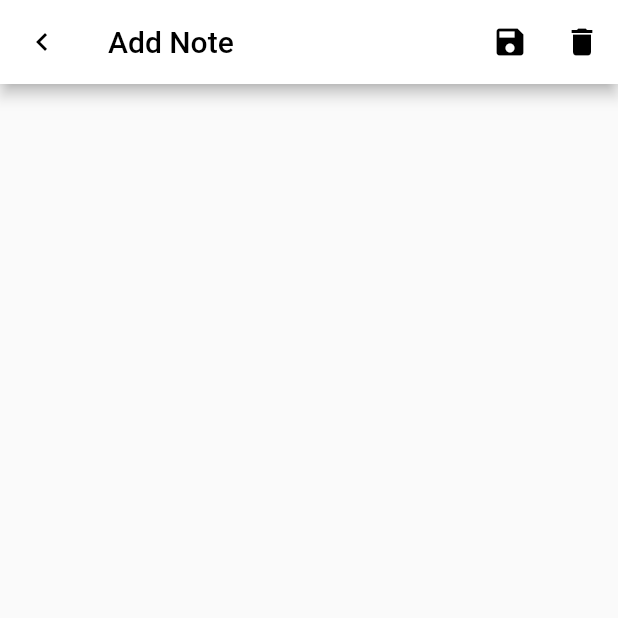
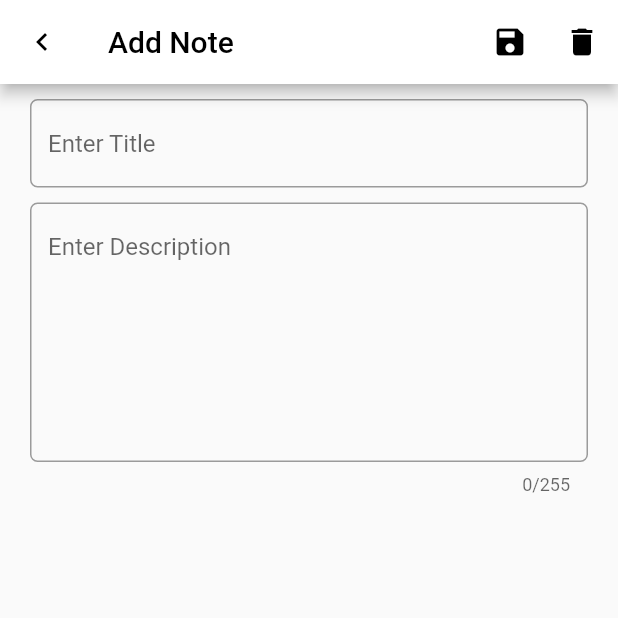
Before and after one commit to maoja37/note_keeper_moor, a Flutter app: the screen it shows after launch, after a tap on the "add" icon, on a phone screen of 412 x 824 dp, the top half of it. Run offline on Flutter 3.47's test engine with Material 2 defaults, Android fonts, the phone set to English and light mode, and no system bars; our stand-ins replace drift; accounts and stored records are empty; generated files the repository leaves out were written again.

Commit message:
new changes

```diff
--- a/lib/database/database.dart
+++ b/lib/database/database.dart
@@ -36,5 +36,7 @@ class AppDatabase  extends _$AppDatabase {
 
   Future<List<NoteData>> getNoteList()  async =>  await select(note).get();
 
+  Future<int> insertNote(NoteCompanion noteCompanion) async => await into(note).insert(noteCompanion);
+
 
 }
--- a/lib/screens/note_detail_page.dart
+++ b/lib/screens/note_detail_page.dart
@@ -1,6 +1,7 @@
 import 'package:flutter/material.dart';
 import 'package:note_keeper_moor/database/database.dart';
 import 'package:provider/provider.dart';
+import 'package:drift/drift.dart' as dr;
 
 class NoteDetailPage extends StatefulWidget {
   final String title;
@@ -33,6 +34,36 @@ class _NoteDetailPageState extends State<NoteDetailPage> {
     database = Provider.of<AppDatabase>(context);
     return Scaffold(
       appBar: _getDetailAppBar(widget.title),
+      body: Container(
+        padding: const EdgeInsets.symmetric(horizontal: 20.0, vertical: 10.0),
+        child: Column(children: [
+          TextFormField(
+            controller: titleEditingController,
+            decoration: InputDecoration(
+
+              hintText: 'Enter Title',
+              border: OutlineInputBorder(
+                borderRadius: BorderRadius.circular(5.0),
+              ),
+            ),
+
+          ),
+          const SizedBox(height: 10.0,),
+          TextFormField(
+            controller: descriptionEditingController,
+            maxLength: 255,
+            maxLines: 8,
+            minLines: 7,
+            decoration: InputDecoration(
+              hintText: 'Enter Description',
+              border: OutlineInputBorder(
+                borderRadius: BorderRadius.circular(5.0),
+              ),
+            ),
+
+          ),
+        ])
+      ),
     );
   }
 
@@ -56,7 +87,7 @@ class _NoteDetailPageState extends State<NoteDetailPage> {
       actions: [
         IconButton(
           onPressed: () {
-
+            _saveTodo();
           },
           icon: const Icon(
             Icons.save,
@@ -76,4 +107,14 @@ class _NoteDetailPageState extends State<NoteDetailPage> {
       ],
     );
   }
+
+  void _saveTodo() {
+    database.insertNote(NoteCompanion(
+      title: dr.Value(titleEditingController.text),
+      description: dr.Value(descriptionEditingController.text),
+      priority: dr.Value(1),
+      color:dr. Value(0),
+
+    ) ).then((value) => Navigator.pop(context));
+  }
 }
--- a/lib/screens/note_list_page.dart
+++ b/lib/screens/note_list_page.dart
@@ -1,78 +1,100 @@
+// ignore_for_file: prefer_const_constructors
 import 'package:flutter/material.dart';
 import 'package:note_keeper_moor/database/database.dart';
 import 'package:provider/provider.dart';
 import 'package:drift/drift.dart';
-
 import 'note_detail_page.dart';
 
 class NoteListPage extends StatefulWidget {
   const NoteListPage({Key? key}) : super(key: key);
 
   @override
-  State<NoteListPage> createState() => _NoteListPageState();
+  _NoteListPageState createState() => _NoteListPageState();
 }
 
 class _NoteListPageState extends State<NoteListPage> {
   late AppDatabase database;
-
   @override
   Widget build(BuildContext context) {
     database = Provider.of<AppDatabase>(context);
     return Scaffold(
       body: FutureBuilder<List<NoteData>>(
         future: _getNoteFromDatabase(),
-        builder: ((context, snapshot) {
+        builder: (context, snapshot) {
           if (snapshot.hasData) {
             List<NoteData>? noteList = snapshot.data;
-            if(noteList!=null){
-              if(noteList.isEmpty){
+            if (noteList != null) {
+              if (noteList.isEmpty) {
                 return Center(
-                  child:  Text('No Notes Found', style: Theme.of(context).textTheme.bodyText2,),
+                  child: Text(
+                    'No Notes Found, Click on add button to add new note',
+                    textAlign: TextAlign.center,
+                    style: Theme.of(context).textTheme.bodyText2,
+                  ),
                 );
-              } else{
+              } else {
                 return noteListUI(noteList);
               }
             }
           } else if (snapshot.hasError) {
-            return Text(
-              '${snapshot.error}',
+            return Center(
+                child: Text(
+              snapshot.error.toString(),
               style: Theme.of(context).textTheme.bodyText2,
-            );
+            ));
           }
           return Center(
             child: Text(
-              'Click on add butotn to add new note',
+              'Click on add button to add new note',
               style: Theme.of(context).textTheme.bodyText2,
             ),
           );
-        }),
+        },
       ),
       floatingActionButton: FloatingActionButton(
-        shape: const CircleBorder( side: BorderSide(color: Colors.black, width: 2.0)),
+        onPressed: () {
+          _navigateToDetail(
+              'Add Note',
+              const NoteCompanion(
+                  title: Value(''),
+                  description: Value(''),
+                  color: Value(1),
+                  priority: Value(1)));
+        },
+        shape: const CircleBorder(
+          side: BorderSide(color: Colors.black, width: 2),
+        ),
         backgroundColor: Colors.white,
-        onPressed: () {
-          _navigateToDetail('Add Note',const NoteCompanion(
-            title: Value(''),
-            description: Value(''),
-            priority: Value(1),
-            color: Value(0),
-          ));
-        },
-        child: const Icon(Icons.add, color: Colors.black),
+        child: const Icon(
+          Icons.add,
+          color: Colors.black,
+        ),
       ),
     );
   }
 
-  Future<List<NoteData>> _getNoteFromDatabase() {
-    return database.getNoteList();
+  Future<List<NoteData>> _getNoteFromDatabase() async {
+    return await database.getNoteList();
   }
 
   Widget noteListUI(List<NoteData> noteList) {
-    return Container( );
+    return Container(
+      child: Center(child: Text('Note exist')),
+    );
   }
 
-  void _navigateToDetail(String title, NoteCompanion noteCompanion) {
-    Navigator.push(context, MaterialPageRoute(builder: (context) =>NoteDetailPage(title: title, noteCompanion: noteCompanion,),));
-
+  _navigateToDetail(String title, NoteCompanion noteCompanion) async {
+    var res = await Navigator.push(
+      context,
+      MaterialPageRoute(
+        builder: (context) => NoteDetailPage(
+          title: title,
+          noteCompanion: noteCompanion,
+        ),
+      ),
+    );
+    if (res != null && res == true) {
+      setState(() {});
+    }
   }
 }
```
